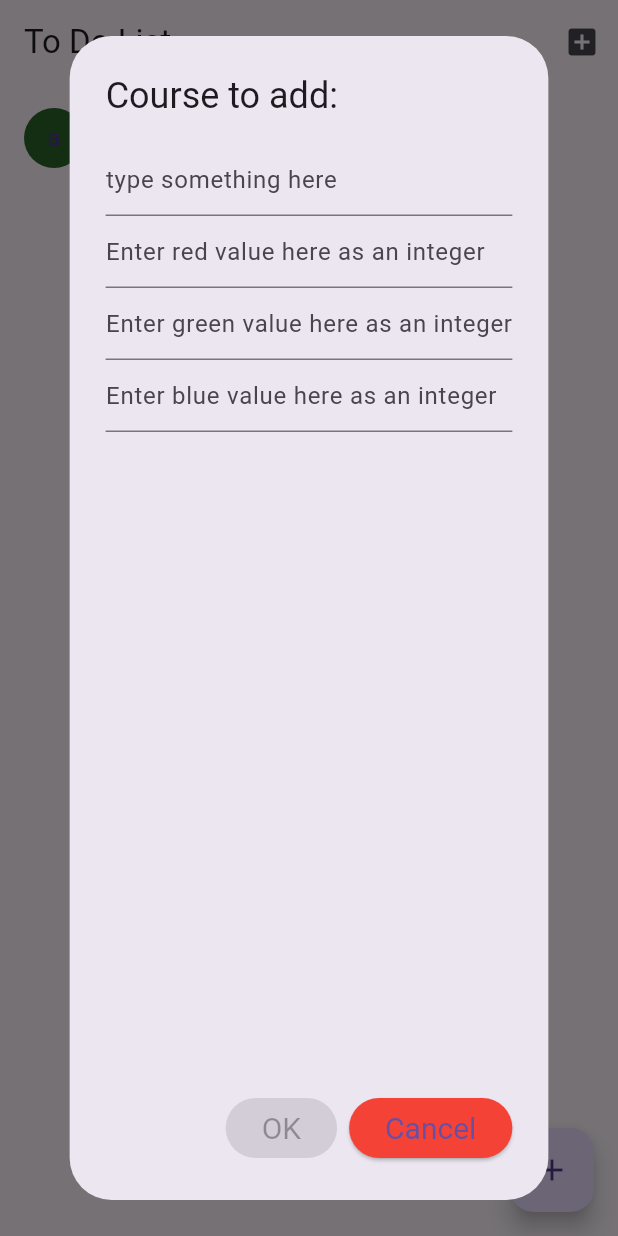
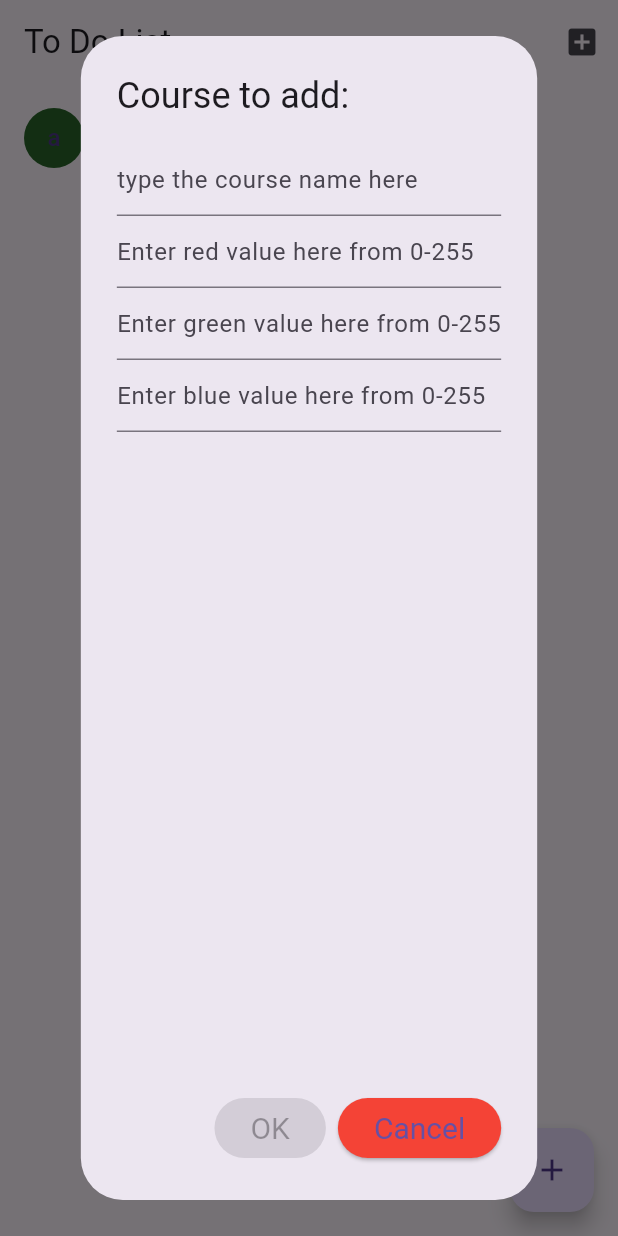
Before and after one commit to tuck3rb/emergency_checklists, a Flutter app: the screen it shows after launch, after a tap on the "add box" icon, on a phone screen of 412 x 824 dp. Run offline on Flutter 3.47's test engine with Material 3 defaults, Android fonts, the light colour scheme and no system bars.

Commit message:
Fixed to do dialog test.

```diff
--- a/to_dont_list/lib/widgets/new_course_dialog.dart
+++ b/to_dont_list/lib/widgets/new_course_dialog.dart
@@ -44,7 +44,7 @@ class _NewCourseDialogState extends State<NewCourseDialog> {
               });
             },
             controller: _inputController,
-            decoration: const InputDecoration(hintText: "type something here"),
+            decoration: const InputDecoration(hintText: "type the course name here"),
           ),
           TextField(
             onChanged: (value) {
@@ -53,7 +53,7 @@ class _NewCourseDialogState extends State<NewCourseDialog> {
               });
             },
             controller: _rController,
-            decoration: const InputDecoration(hintText: 'Enter red value here as an integer'),
+            decoration: const InputDecoration(hintText: 'Enter red value here from 0-255'),
           ),
           TextField(
             onChanged: (value) {
@@ -62,7 +62,7 @@ class _NewCourseDialogState extends State<NewCourseDialog> {
               });
             },
             controller: _gController,
-            decoration: const InputDecoration(hintText: 'Enter green value here as an integer'),
+            decoration: const InputDecoration(hintText: 'Enter green value here from 0-255'),
           ),
           TextField(
             onChanged: (value) {
@@ -71,7 +71,7 @@ class _NewCourseDialogState extends State<NewCourseDialog> {
               });
             },
             controller: _bController,
-            decoration: const InputDecoration(hintText: 'Enter blue value here as an integer'),
+            decoration: const InputDecoration(hintText: 'Enter blue value here from 0-255'),
           )
 
         ]
--- a/to_dont_list/lib/widgets/to_do_dialog.dart
+++ b/to_dont_list/lib/widgets/to_do_dialog.dart
@@ -43,6 +43,7 @@ class _ToDoDialogState extends State<ToDoDialog> {
               },
               controller: _inputController,
               decoration: const InputDecoration(hintText: "Put HW name here"),
+              key: const Key('HW'),
             ),
             TextField(
               onChanged: (value) {
@@ -52,6 +53,7 @@ class _ToDoDialogState extends State<ToDoDialog> {
               },
               controller: _inputController2,
               decoration: const InputDecoration(hintText: "Put Course name here"),
+              key: const Key('CN'),
             )
           ],
         ),
```
Also changed, not shown: 1 other file.
